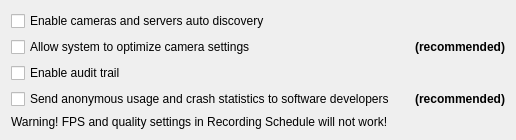
Above: client/src/ui/widgets/settings/system_settings_widget.ui from networkoptix/nx_open before the change. Below: the same form after it.
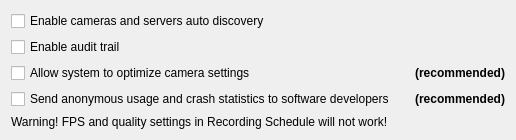
That is the form after the change.

Commit message:
VMS-388: some text and layout changes in system settings
<==== Mercurial data ====>
Branch: dev_2.4.0_gui

Diff of the .ui file:
```diff
--- a/client/src/ui/widgets/settings/system_settings_widget.ui
+++ b/client/src/ui/widgets/settings/system_settings_widget.ui
@@ -37,13 +37,6 @@
      </property>
     </widget>
    </item>
-   <item row="2" column="0">
-    <widget class="QCheckBox" name="auditTrailCheckBox">
-     <property name="text">
-      <string>Enable audit trail</string>
-     </property>
-    </widget>
-   </item>
    <item row="3" column="0">
     <widget class="QCheckBox" name="statisticsReportCheckBox">
      <property name="text">
@@ -61,14 +54,20 @@
      </property>
     </widget>
    </item>
-   <item row="1" column="0">
-    <widget class="QCheckBox" name="autoSettingsCheckBox">
+   <item row="4" column="1">
+    <widget class="QLabel" name="spacerLabel">
+     <property name="sizePolicy">
+      <sizepolicy hsizetype="Preferred" vsizetype="Fixed">
+       <horstretch>0</horstretch>
+       <verstretch>0</verstretch>
+      </sizepolicy>
+     </property>
      <property name="text">
-      <string>Allow system to optimize camera settings</string>
+      <string notr="true"/>
      </property>
     </widget>
    </item>
-   <item row="1" column="1">
+   <item row="2" column="1">
     <widget class="QLabel" name="sslRecommendedLabel">
      <property name="font">
       <font>
@@ -84,16 +83,17 @@
      </property>
     </widget>
    </item>
-   <item row="4" column="1">
-    <widget class="QLabel" name="spacerLabel">
-     <property name="sizePolicy">
-      <sizepolicy hsizetype="Preferred" vsizetype="Fixed">
-       <horstretch>0</horstretch>
-       <verstretch>0</verstretch>
-      </sizepolicy>
+   <item row="2" column="0">
+    <widget class="QCheckBox" name="autoSettingsCheckBox">
+     <property name="text">
+      <string>Allow system to optimize camera settings</string>
      </property>
+    </widget>
+   </item>
+   <item row="1" column="0">
+    <widget class="QCheckBox" name="auditTrailCheckBox">
      <property name="text">
-      <string notr="true"/>
+      <string>Enable audit trail</string>
      </property>
     </widget>
    </item>
```
